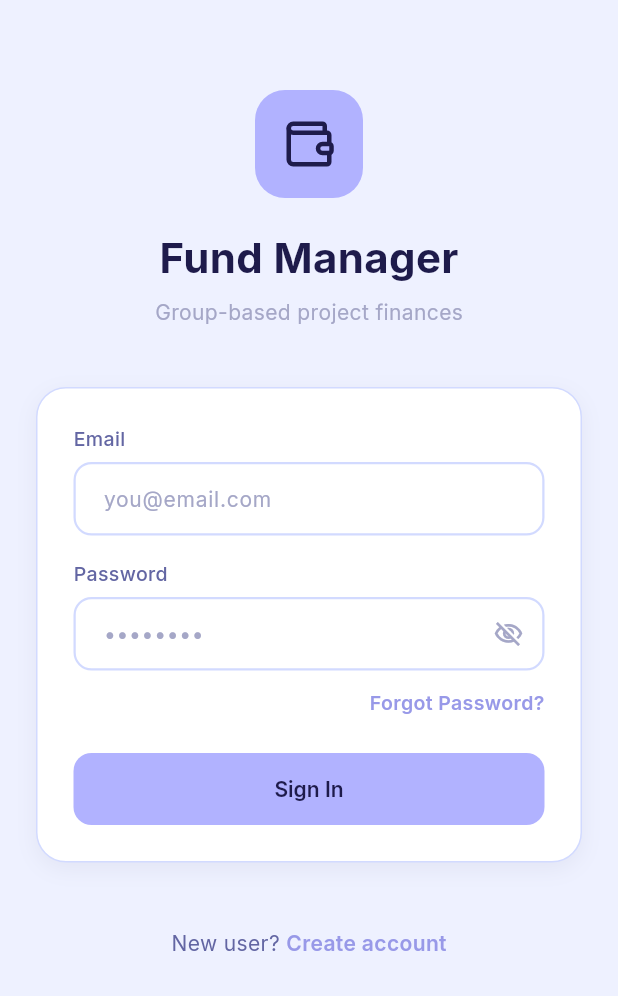
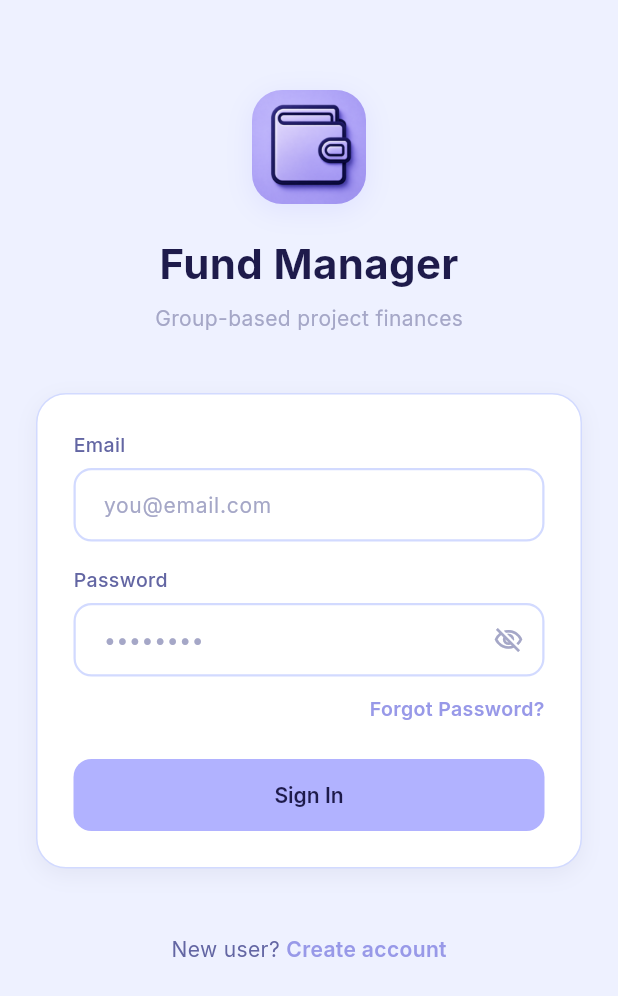
Before and after one commit to charan1739/FundManagement, a Flutter app: the screen it shows after launch, on a phone screen of 412 x 824 dp. Shown: the top 996 px of the screen. Run offline on Flutter 3.47's test engine with Material 3 defaults, Android fonts, the phone set to English and light mode, and no system bars; our stand-ins replace dio, firebase_core, firebase_crashlytics, firebase_messaging, flutter_riverpod, flutter_secure_storage and 7 more; accounts and stored records are empty; network calls fail.

Commit message:
feat: implement login screen UI and add project dependencies including icon configuration

```diff
--- a/mobile/lib/features/auth/presentation/login_screen.dart
+++ b/mobile/lib/features/auth/presentation/login_screen.dart
@@ -58,9 +58,32 @@ class _LoginScreenState extends ConsumerState<LoginScreen> {
               const SizedBox(height: 60),
               // Logo
               Container(
-                width: 72, height: 72,
-                decoration: BoxDecoration(color: AppColors.primary, borderRadius: BorderRadius.circular(20)),
-                child: const Icon(LucideIcons.wallet, size: 36, color: AppColors.textPrimary),
+                width: 76,
+                height: 76,
+                decoration: BoxDecoration(
+                  borderRadius: BorderRadius.circular(20),
+                  boxShadow: [
+                    BoxShadow(
+                      color: AppColors.primary.withValues(alpha: 0.25),
+                      blurRadius: 16,
+                      offset: const Offset(0, 4),
+                    ),
+                  ],
+                ),
+                child: ClipRRect(
+                  borderRadius: BorderRadius.circular(20),
+                  child: Image.asset(
+                    'assets/icon.png',
+                    fit: BoxFit.cover,
+                    errorBuilder: (context, error, stackTrace) => Container(
+                      decoration: BoxDecoration(
+                        color: AppColors.primary,
+                        borderRadius: BorderRadius.circular(20),
+                      ),
+                      child: const Icon(LucideIcons.wallet, size: 36, color: AppColors.textPrimary),
+                    ),
+                  ),
+                ),
               ),
               const SizedBox(height: 20),
               Text(AppStrings.appName, style: GoogleFonts.inter(fontSize: 28, fontWeight: FontWeight.w700, color: AppColors.textPrimary)),
--- a/mobile/pubspec.yaml
+++ b/mobile/pubspec.yaml
@@ -1,7 +1,7 @@
 name: fund_manager
 description: Project Fund Manager - Group-based project finance management app.
 publish_to: 'none'
-version: 1.0.1+2
+version: 1.0.2+3
 
 environment:
   sdk: '>=3.0.0 <4.0.0'
@@ -62,3 +62,4 @@ flutter:
 
   assets:
     - assets/.env
+    - assets/icon.png
```
Also changed, not shown: 5 other files.
